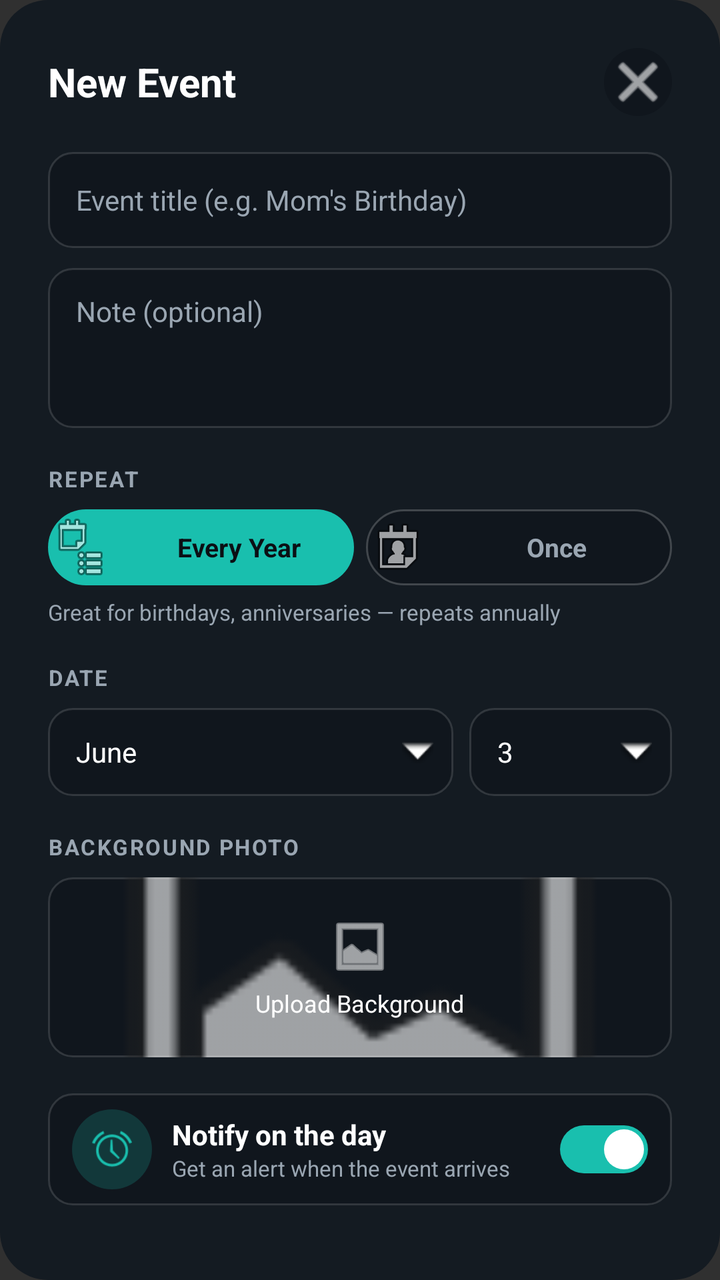
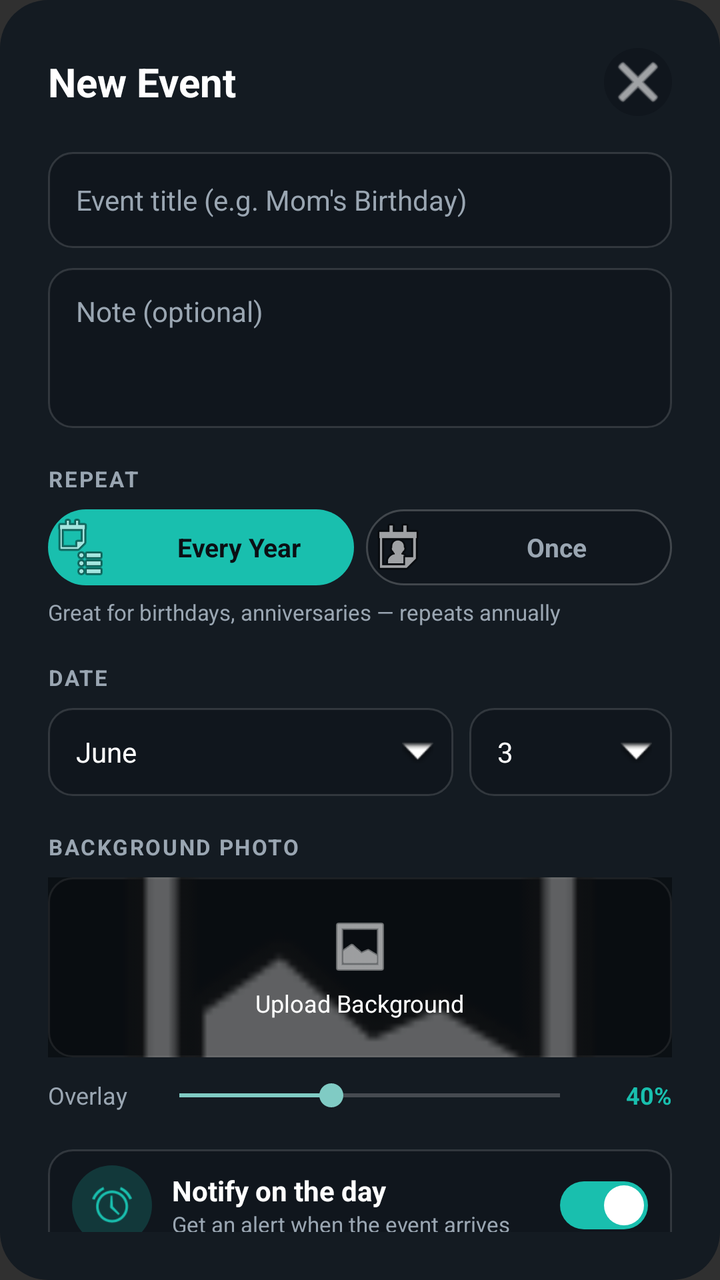

Screens rendered from an Android XML layout before and after an edit, with the pre-edit source and the edit as a unified diff.
<!-- AndroidManifest.xml: application theme Theme.AppCompat.NoActionBar -->
<!-- res/layout/dialog_new_event.xml -->
<?xml version="1.0" encoding="utf-8"?>
<LinearLayout xmlns:android="http://schemas.android.com/apk/res/android"
    android:layout_width="match_parent"
    android:layout_height="wrap_content"
    android:orientation="vertical"
    android:background="@drawable/bg_dialog_rounded"
    android:padding="24dp"
    android:maxHeight="620dp">

    
    <LinearLayout
        android:layout_width="match_parent"
        android:layout_height="wrap_content"
        android:orientation="horizontal"
        android:gravity="center_vertical">

        <TextView
            android:layout_width="0dp"
            android:layout_height="wrap_content"
            android:layout_weight="1"
            android:text="New Event"
            android:textColor="@color/menu_text_primary"
            android:textSize="20sp"
            android:textStyle="bold" />

        <ImageButton
            android:id="@+id/newEventClose"
            android:layout_width="34dp"
            android:layout_height="34dp"
            android:background="@drawable/bg_event_close_button"
            android:contentDescription="Close"
            android:scaleType="center"
            android:src="@android:drawable/ic_menu_close_clear_cancel"
            android:tint="@color/menu_text_primary" />
    </LinearLayout>

    
    <EditText
        android:id="@+id/eventTitleInput"
        android:layout_width="match_parent"
        android:layout_height="48dp"
        android:layout_marginTop="18dp"
        android:background="@drawable/bg_event_input"
        android:paddingStart="14dp"
        android:paddingEnd="14dp"
        android:textSize="14sp"
        android:textColor="@color/menu_text_primary"
        android:textColorHint="@color/menu_text_secondary"
        android:hint="Event title (e.g. Mom's Birthday)"
        android:inputType="text"
        android:maxLines="1" />

    
    <EditText
        android:id="@+id/eventNoteInput"
        android:layout_width="match_parent"
        android:layout_height="80dp"
        android:layout_marginTop="10dp"
        android:background="@drawable/bg_event_input"
        android:paddingStart="14dp"
        android:paddingEnd="14dp"
        android:paddingTop="12dp"
        android:paddingBottom="12dp"
        android:textSize="14sp"
        android:textColor="@color/menu_text_primary"
        android:textColorHint="@color/menu_text_secondary"
        android:hint="Note (optional)"
        android:inputType="textMultiLine"
        android:gravity="top" />

    
    <TextView
        android:layout_width="wrap_content"
        android:layout_height="wrap_content"
        android:layout_marginTop="18dp"
        android:text="REPEAT"
        android:textColor="@color/menu_text_secondary"
        android:textSize="11sp"
        android:textStyle="bold"
        android:letterSpacing="0.08" />

    <LinearLayout
        android:layout_width="match_parent"
        android:layout_height="38dp"
        android:layout_marginTop="8dp"
        android:orientation="horizontal">

        <TextView
            android:id="@+id/repeatYearly"
            android:layout_width="0dp"
            android:layout_height="match_parent"
            android:layout_weight="1"
            android:layout_marginEnd="6dp"
            android:gravity="center"
            android:background="@drawable/bg_event_segment_selected"
            android:drawablePadding="6dp"
            android:drawableStart="@android:drawable/ic_menu_agenda"
            android:text="Every Year"
            android:textColor="@color/menu_bg"
            android:textSize="13sp"
            android:textStyle="bold" />

        <TextView
            android:id="@+id/repeatOnce"
            android:layout_width="0dp"
            android:layout_height="match_parent"
            android:layout_weight="1"
            android:gravity="center"
            android:background="@drawable/bg_event_segment_unselected"
            android:drawablePadding="6dp"
            android:drawableStart="@android:drawable/ic_menu_my_calendar"
            android:text="Once"
            android:textColor="@color/menu_text_secondary"
            android:textSize="13sp"
            android:textStyle="bold" />
    </LinearLayout>

    <TextView
        android:layout_width="wrap_content"
        android:layout_height="wrap_content"
        android:layout_marginTop="6dp"
        android:text="Great for birthdays, anniversaries — repeats annually"
        android:textColor="@color/menu_text_secondary"
        android:textSize="11sp" />

    
    <TextView
        android:layout_width="wrap_content"
        android:layout_height="wrap_content"
        android:layout_marginTop="18dp"
        android:text="DATE"
        android:textColor="@color/menu_text_secondary"
        android:textSize="11sp"
        android:textStyle="bold"
        android:letterSpacing="0.08" />

    <LinearLayout
        android:layout_width="match_parent"
        android:layout_height="44dp"
        android:layout_marginTop="8dp"
        android:orientation="horizontal">

        
        <TextView
            android:id="@+id/monthSelector"
            android:layout_width="0dp"
            android:layout_height="match_parent"
            android:layout_weight="2"
            android:layout_marginEnd="8dp"
            android:gravity="center_vertical|start"
            android:paddingStart="14dp"
            android:paddingEnd="10dp"
            android:background="@drawable/bg_event_input"
            android:drawableEnd="@android:drawable/arrow_down_float"
            android:text="June"
            android:textColor="@color/menu_text_primary"
            android:textSize="14sp"
            android:clickable="true"
            android:focusable="true" />

        
        <TextView
            android:id="@+id/daySelector"
            android:layout_width="0dp"
            android:layout_height="match_parent"
            android:layout_weight="1"
            android:gravity="center_vertical|start"
            android:paddingStart="14dp"
            android:paddingEnd="10dp"
            android:background="@drawable/bg_event_input"
            android:drawableEnd="@android:drawable/arrow_down_float"
            android:text="3"
            android:textColor="@color/menu_text_primary"
            android:textSize="14sp"
            android:clickable="true"
            android:focusable="true" />
    </LinearLayout>

    
    <TextView
        android:layout_width="wrap_content"
        android:layout_height="wrap_content"
        android:layout_marginTop="18dp"
        android:text="BACKGROUND PHOTO"
        android:textColor="@color/menu_text_secondary"
        android:textSize="11sp"
        android:textStyle="bold"
        android:letterSpacing="0.08" />

    <FrameLayout
        android:id="@+id/backgroundSelector"
        android:layout_width="match_parent"
        android:layout_height="90dp"
        android:layout_marginTop="8dp"
        android:background="@drawable/bg_event_input"
        android:foreground="?attr/selectableItemBackground"
        android:clickable="true"
        android:focusable="true">

        <ImageView
            android:id="@+id/backgroundImage"
            android:layout_width="match_parent"
            android:layout_height="match_parent"
            android:scaleType="centerCrop"
            android:src="@android:drawable/ic_menu_gallery"
            android:tint="#22FFFFFF"
            android:contentDescription="Background" />

        <LinearLayout
            android:id="@+id/uploadOverlay"
            android:layout_width="wrap_content"
            android:layout_height="wrap_content"
            android:layout_gravity="center"
            android:gravity="center"
            android:orientation="vertical">

            <ImageView
                android:layout_width="32dp"
                android:layout_height="32dp"
                android:src="@android:drawable/ic_menu_gallery"
                android:tint="@color/menu_text_primary" />

            <TextView
                android:layout_width="wrap_content"
                android:layout_height="wrap_content"
                android:layout_marginTop="4dp"
                android:text="Upload Background"
                android:textColor="@color/menu_text_primary"
                android:textSize="12sp" />
        </LinearLayout>
    </FrameLayout>

    
    <LinearLayout
        android:layout_width="match_parent"
        android:layout_height="56dp"
        android:layout_marginTop="18dp"
        android:gravity="center_vertical"
        android:background="@drawable/bg_event_input"
        android:paddingStart="12dp"
        android:paddingEnd="12dp"
        android:orientation="horizontal">

        <LinearLayout
            android:layout_width="40dp"
            android:layout_height="40dp"
            android:gravity="center"
            android:background="@drawable/bg_event_circle_orange">

            <ImageView
                android:layout_width="20dp"
                android:layout_height="20dp"
                android:src="@android:drawable/ic_lock_idle_alarm"
                android:tint="@color/event_accent" />
        </LinearLayout>

        <LinearLayout
            android:layout_width="0dp"
            android:layout_height="wrap_content"
            android:layout_weight="1"
            android:layout_marginStart="10dp"
            android:orientation="vertical">

            <TextView
                android:layout_width="wrap_content"
                android:layout_height="wrap_content"
                android:text="Notify on the day"
                android:textColor="@color/menu_text_primary"
                android:textSize="14sp"
                android:textStyle="bold" />

            <TextView
                android:layout_width="wrap_content"
                android:layout_height="wrap_content"
                android:text="Get an alert when the event arrives"
                android:textColor="@color/menu_text_secondary"
                android:textSize="11sp" />
        </LinearLayout>

        
        <LinearLayout
            android:id="@+id/notifyToggle"
            android:layout_width="44dp"
            android:layout_height="24dp"
            android:background="@drawable/bg_event_toggle_track"
            android:gravity="end"
            android:clickable="true"
            android:focusable="true"
            android:padding="2dp">

            <View
                android:layout_width="20dp"
                android:layout_height="20dp"
                android:background="@drawable/bg_event_toggle_thumb" />
        </LinearLayout>
    </LinearLayout>

    
    <TextView
        android:id="@+id/saveEventButton"
        android:layout_width="match_parent"
        android:layout_height="50dp"
        android:layout_marginTop="20dp"
        android:gravity="center"
        android:background="@drawable/bg_event_pill_orange"
        android:text="Save Event"
        android:textColor="@color/menu_bg"
        android:textSize="15sp"
        android:textStyle="bold" />

</LinearLayout>
<!-- resources referenced by this layout -->
<resources>
  <color name="event_accent">@color/menu_teal</color>
  <color name="menu_bg">#FF0B0F14</color>
  <color name="menu_text_primary">#FFFFFFFF</color>
  <color name="menu_text_secondary">#FF9AA6B2</color>
  <!-- drawable bg_dialog_rounded (drawable) -->
  <?xml version="1.0" encoding="utf-8"?>
  <shape xmlns:android="http://schemas.android.com/apk/res/android">
      <solid android:color="@color/menu_surface" />
      <corners android:radius="24dp" />
  </shape>
  <!-- drawable bg_event_circle_orange (drawable) -->
  <?xml version="1.0" encoding="utf-8"?>
  <shape xmlns:android="http://schemas.android.com/apk/res/android">
      <solid android:color="#3319BFAE" />
      <corners android:radius="50dp" />
  </shape>
  <!-- drawable bg_event_close_button (drawable) -->
  <?xml version="1.0" encoding="utf-8"?>
  <shape xmlns:android="http://schemas.android.com/apk/res/android">
      <solid android:color="@color/menu_surface_alt" />
      <corners android:radius="50dp" />
  </shape>
  <!-- drawable bg_event_input (drawable) -->
  <?xml version="1.0" encoding="utf-8"?>
  <shape xmlns:android="http://schemas.android.com/apk/res/android">
      <solid android:color="@color/menu_surface_alt" />
      <stroke android:width="1dp" android:color="#22FFFFFF" />
      <corners android:radius="12dp" />
  </shape>
  <!-- drawable bg_event_pill_orange (drawable) -->
  <?xml version="1.0" encoding="utf-8"?>
  <shape xmlns:android="http://schemas.android.com/apk/res/android">
      <solid android:color="@color/event_accent" />
      <corners android:radius="24dp" />
  </shape>
  <!-- drawable bg_event_segment_selected (drawable) -->
  <?xml version="1.0" encoding="utf-8"?>
  <shape xmlns:android="http://schemas.android.com/apk/res/android">
      <solid android:color="@color/event_accent" />
      <corners android:radius="20dp" />
  </shape>
  <!-- drawable bg_event_segment_unselected (drawable) -->
  <?xml version="1.0" encoding="utf-8"?>
  <shape xmlns:android="http://schemas.android.com/apk/res/android">
      <solid android:color="@color/menu_surface_alt" />
      <stroke android:width="1dp" android:color="#33FFFFFF" />
      <corners android:radius="20dp" />
  </shape>
  <!-- drawable bg_event_toggle_thumb (drawable) -->
  <?xml version="1.0" encoding="utf-8"?>
  <shape xmlns:android="http://schemas.android.com/apk/res/android">
      <solid android:color="#FFFFFFFF" />
      <corners android:radius="12dp" />
      <size android:width="20dp" android:height="20dp" />
  </shape>
  <!-- drawable bg_event_toggle_track (drawable) -->
  <?xml version="1.0" encoding="utf-8"?>
  <shape xmlns:android="http://schemas.android.com/apk/res/android">
      <solid android:color="@color/event_accent" />
      <corners android:radius="14dp" />
  </shape>
  <color name="menu_teal">#FF19BFAE</color>
  <color name="menu_surface">#FF141B22</color>
  <color name="menu_surface_alt">#FF10161D</color>
</resources>

<!-- the commit's change to res/layout/dialog_new_event.xml (unified diff, before → after) -->
@@ -15,6 +15,7 @@
         android:gravity="center_vertical">
 
         <TextView
+            android:id="@+id/dialogTitle"
             android:layout_width="0dp"
             android:layout_height="wrap_content"
             android:layout_weight="1"
@@ -206,6 +207,14 @@
             android:tint="#22FFFFFF"
             android:contentDescription="Background" />
 
+        
+        <View
+            android:id="@+id/scrimPreview"
+            android:layout_width="match_parent"
+            android:layout_height="match_parent"
+            android:background="#000000"
+            android:alpha="0.4" />
+
         <LinearLayout
             android:id="@+id/uploadOverlay"
             android:layout_width="wrap_content"
@@ -229,6 +238,44 @@
                 android:textSize="12sp" />
         </LinearLayout>
     </FrameLayout>
+
+    
+    <LinearLayout
+        android:layout_width="match_parent"
+        android:layout_height="wrap_content"
+        android:layout_marginTop="10dp"
+        android:orientation="horizontal"
+        android:gravity="center_vertical">
+
+        <TextView
+            android:layout_width="wrap_content"
+            android:layout_height="wrap_content"
+            android:text="Overlay"
+            android:textColor="@color/menu_text_secondary"
+            android:textSize="12sp"
+            android:layout_marginEnd="10dp" />
+
+        <SeekBar
+            android:id="@+id/overlaySlider"
+            android:layout_width="0dp"
+            android:layout_height="wrap_content"
+            android:layout_weight="1"
+            android:max="100"
+            android:progress="40"
+            android:maxHeight="4dp"
+            android:minHeight="4dp" />
+
+        <TextView
+            android:id="@+id/overlayValue"
+            android:layout_width="32dp"
+            android:layout_height="wrap_content"
+            android:text="40%"
+            android:textColor="@color/event_accent"
+            android:textSize="12sp"
+            android:textStyle="bold"
+            android:gravity="end"
+            android:layout_marginStart="8dp" />
+    </LinearLayout>
 
     
     <LinearLayout
